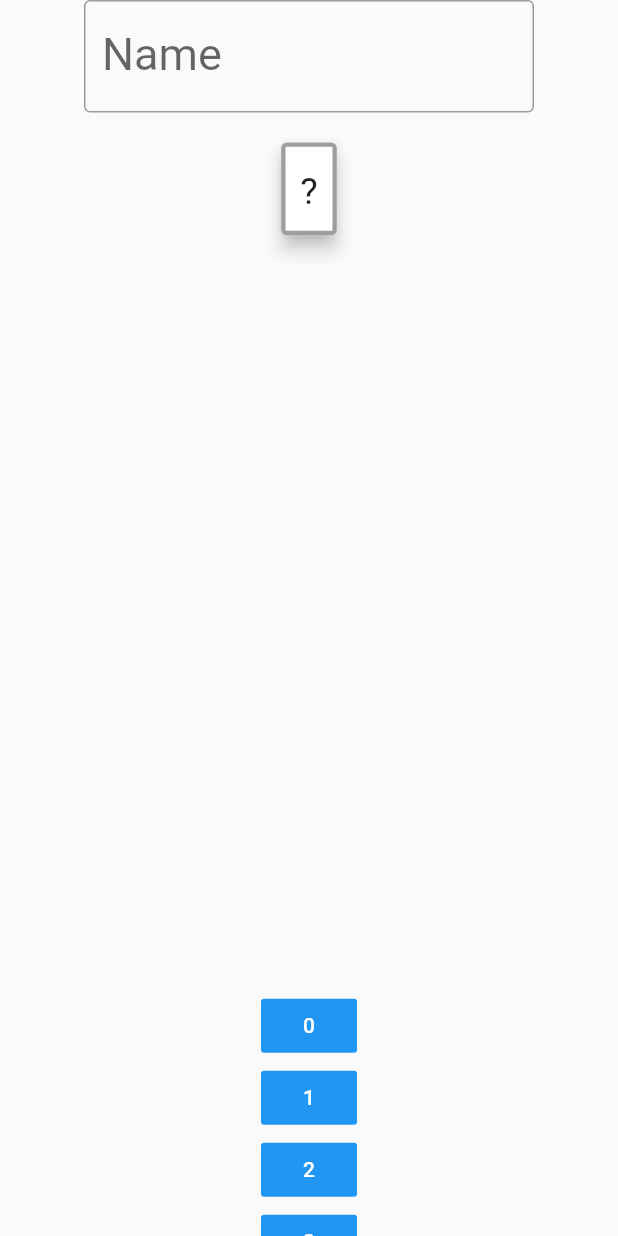
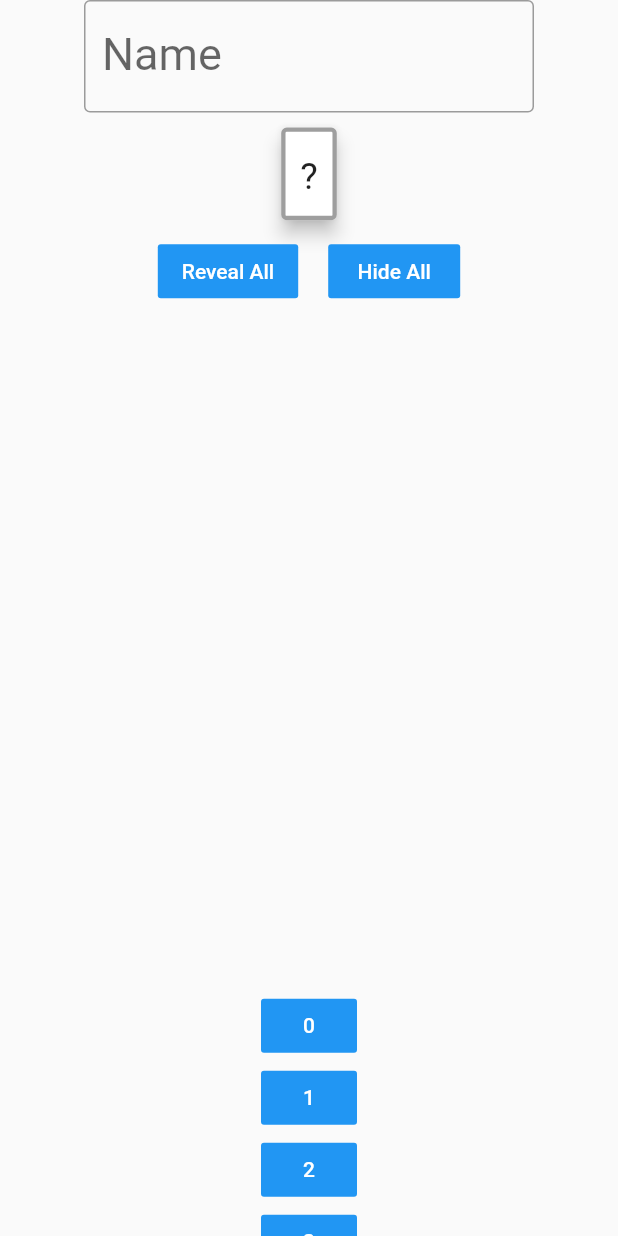
Before and after one commit to nmur/planning_poker, a Flutter app: the screen it shows after launch, after a tap on an icon or button, on a phone screen of 412 x 824 dp. Run offline on Flutter 3.47's test engine with Material 2 defaults, Android fonts, the light colour scheme and no system bars; our stand-ins replace cloud_firestore; accounts and stored records are empty.

Commit message:
implemented reveal/hide all

```diff
--- a/lib/main.dart
+++ b/lib/main.dart
@@ -58,8 +58,7 @@ class _MyHomePageState extends State<MyHomePage> {
               ),
             ),
             StreamBuilder(
-                    stream:
-                        Firestore.instance.collection('estimates').snapshots(),
+                stream: Firestore.instance.collection('estimates').snapshots(),
                 builder: (context, snapshot) {
                   if (snapshot.hasError)
                     return new Text('Error: ${snapshot.error}');
@@ -69,13 +68,43 @@ class _MyHomePageState extends State<MyHomePage> {
                     default:
                       return Container(
                         height: MediaQuery.of(context).size.height * 0.7,
-                            child: new Wrap(
+                        child: Column(
+                          children: <Widget>[
+                            new Wrap(
                                 alignment: WrapAlignment.center,
                                 children: snapshot.data.documents
                                     .map<Widget>((DocumentSnapshot document) {
                                   return Expanded(
                                       child: PokerCard(document: document));
                                 }).toList()),
+                            Row(
+                              mainAxisAlignment: MainAxisAlignment.center,
+                              children: <Widget>[
+                                new FlatButton(
+                                  child: Text('Reveal All'),
+                                  color: Colors.blue,
+                                  textColor: Colors.white,
+                                  onPressed: () {
+                                    for (DocumentSnapshot document in snapshot.data.documents) {
+                                      document.reference.updateData({'revealed': true});
+                                    }
+                                  },
+                                ),
+                                SizedBox(width: 20),
+                                new FlatButton(
+                                  child: Text('Hide All'),
+                                  color: Colors.blue,
+                                  textColor: Colors.white,
+                                  onPressed: () {
+                                    for (DocumentSnapshot document in snapshot.data.documents) {
+                                      document.reference.updateData({'revealed': false});
+                                    }
+                                  },
+                                ),
+                              ],
+                            )
+                          ],
+                        ),
                       );
                   }
                 }),
--- a/lib/poker_card.dart
+++ b/lib/poker_card.dart
@@ -12,7 +12,7 @@ class PokerCard extends StatelessWidget {
   @override
   Widget build(BuildContext context) {
     return new Card(
-      margin: EdgeInsets.all(20),
+      margin: EdgeInsets.all(10),
       elevation: 5,
       shape: RoundedRectangleBorder(
         borderRadius: BorderRadius.all(
```
Lines whose indentation alone changed are shown as unchanged.
